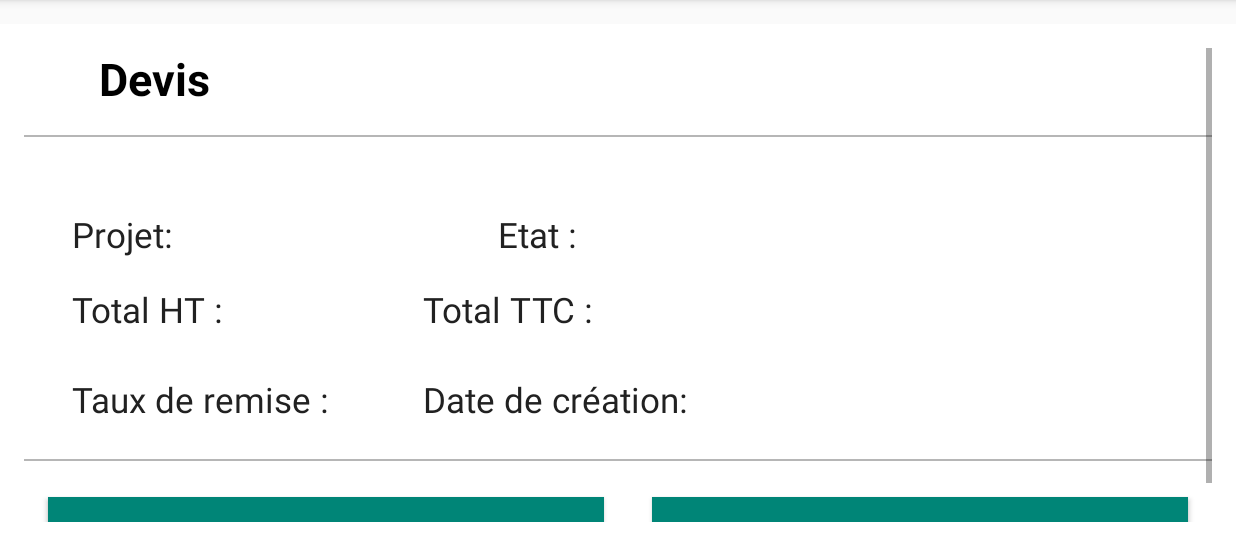
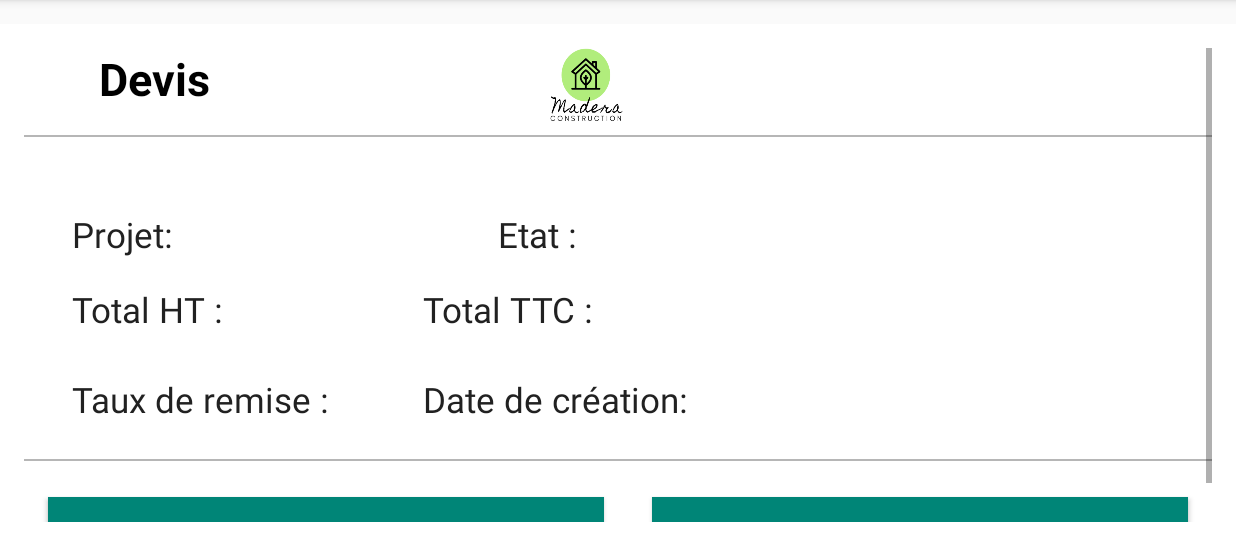
Before and after one commit to MaderaEquipe/AndroidApp, an Android app: the DevisDetails screen opened directly, with no data from a screen before it, on a phone screen of 824 x 412 dp (held sideways), the part 72-618 px from its top. Run offline under Robolectric (Android 15) with nearby library versions, the phone set to English and light mode, and no system bars.

```diff
--- a/app/src/main/res/layout/activity_devis_details.xml
+++ b/app/src/main/res/layout/activity_devis_details.xml
@@ -20,12 +20,10 @@
 
             <ImageView
                 android:id="@+id/header_cover_image"
-                android:layout_width="match_parent"
+                android:layout_width="50dp"
                 android:layout_height="200dp"
-                android:layout_alignParentStart="true"
-                android:layout_alignParentTop="true"
-                android:layout_marginStart="-7dp"
-                android:layout_marginTop="-2dp"
+                android:layout_marginLeft="350dp"
+                android:background="@drawable/madera"
                 android:scaleType="centerCrop" />
 
             <TextView
```
